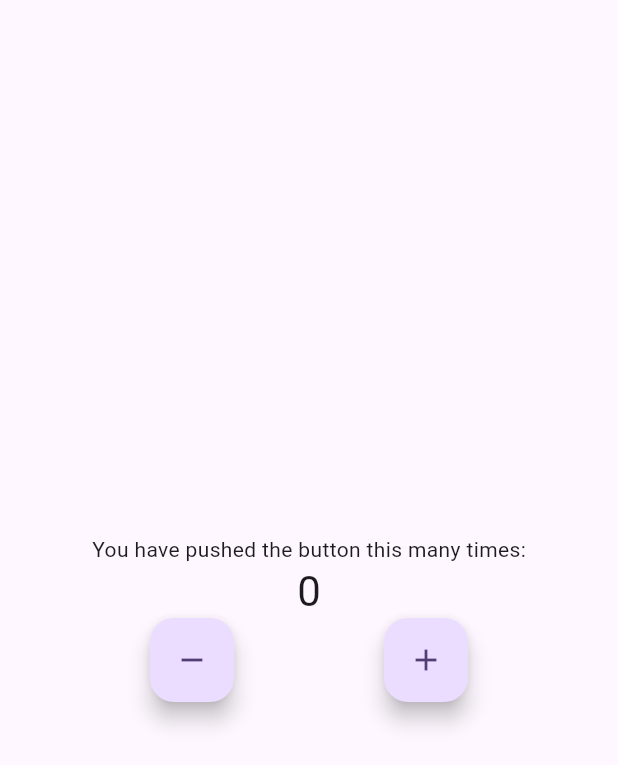
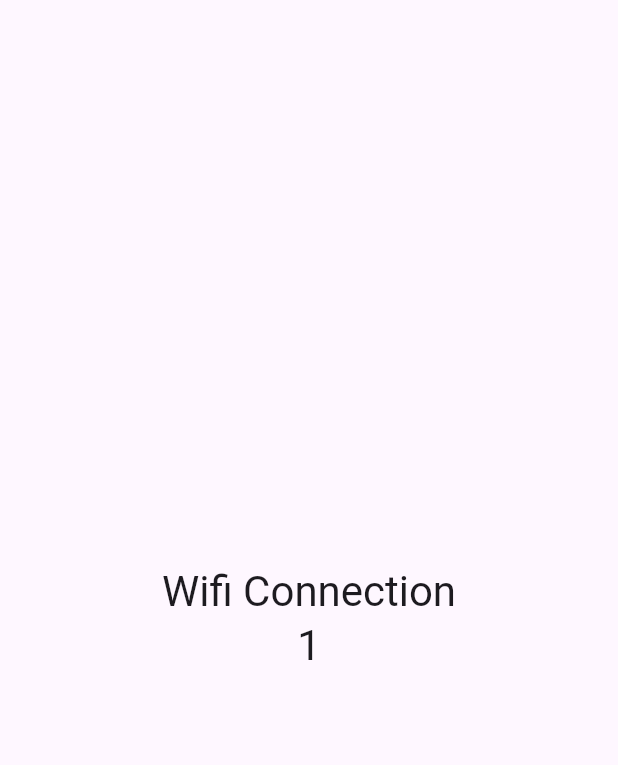
Before and after one commit to progeloper/bloc_tutorial_one, a Flutter app: the screen it shows after launch, on a phone screen of 412 x 824 dp. Shown: the top 765 px of the screen. Run offline on Flutter 3.47's test engine with Material 2 defaults, Android fonts, the phone set to English and light mode, and no system bars; our stand-ins replace bloc, connectivity_plus, equatable, flutter_bloc.

Commit message:
changed the core from a counter to a network checker

```diff
--- /dev/null
+++ b/lib/constants/enums.dart
@@ -0,0 +1,3 @@
+enum ConnectionType{
+  Wifi, Mobile
+}
--- a/lib/logic/cubit/counter_cubit.dart
+++ b/lib/logic/cubit/counter_cubit.dart
@@ -1,13 +1,31 @@
+import 'dart:async';
+
 import 'package:bloc/bloc.dart';
+import 'package:bloc_tutorial_one/constants/enums.dart';
 import 'package:equatable/equatable.dart';
+import 'internet_cubit.dart';
 
 part 'counter_state.dart';
 
 class CounterCubit extends Cubit<CounterState> {
-  CounterCubit()
+  final InternetCubit internetCubit;
+  late StreamSubscription internetCubitSubscription;
+  CounterCubit({required this.internetCubit})
       : super(
           CounterState(counterValue: 0, wasIncremented: false),
-        );
+        ){
+    monitorInternetCubit();
+  }
+
+  StreamSubscription<InternetState> monitorInternetCubit() {
+    return internetCubitSubscription = internetCubit.stream.listen((InternetState state) {
+      if(state is InternetConnected && state.connectionType == ConnectionType.Wifi){
+        increment();
+      } else if(state is InternetConnected && state.connectionType == ConnectionType.Mobile){
+        decrement();
+      }
+    });
+  }
 
   void increment() => emit(
         CounterState(counterValue: state.counterValue + 1, wasIncremented: true),
--- /dev/null
+++ b/lib/logic/cubit/internet_cubit.dart
@@ -0,0 +1,44 @@
+import 'dart:async';
+
+import 'package:bloc/bloc.dart';
+import 'package:bloc_tutorial_one/constants/enums.dart';
+import 'package:meta/meta.dart';
+import 'package:connectivity_plus/connectivity_plus.dart';
+
+part 'internet_state.dart';
+
+class InternetCubit extends Cubit<InternetState> {
+  final Connectivity connectivity;
+  late StreamSubscription connectivityStreamSubscription;
+  InternetCubit({required this.connectivity}) : super(InternetLoading()){
+    monitorConnectivityCubit();
+  }
+
+  StreamSubscription<ConnectivityResult> monitorConnectivityCubit() {
+    return connectivityStreamSubscription = connectivity.onConnectivityChanged.listen((ConnectivityResult result) {
+        if(result == ConnectivityResult.wifi){
+          emitInternetConnectedState(ConnectionType.Wifi);
+        } else if(result == ConnectivityResult.mobile){
+          emitInternetConnectedState(ConnectionType.Mobile);
+        } else{
+          emitInternetDisconnectedState();
+        }
+    });
+  }
+
+
+
+  @override
+  Future<void> close() {
+    connectivityStreamSubscription.cancel();
+    return super.close();
+  }
+
+  void emitInternetConnectedState(ConnectionType connectionType) => emit(
+        InternetConnected(connectionType: connectionType),
+      );
+
+  void emitInternetDisconnectedState() => emit(
+        InternetDisconnected(),
+      );
+}
--- /dev/null
+++ b/lib/logic/cubit/internet_state.dart
@@ -0,0 +1,17 @@
+part of 'internet_cubit.dart';
+
+@immutable
+abstract class InternetState {}
+
+class InternetLoading extends InternetState {}
+
+class InternetDisconnected extends InternetState {
+}
+
+class InternetConnected extends InternetState {
+  final ConnectionType connectionType;
+
+  InternetConnected({
+    required this.connectionType,
+  });
+}
--- a/lib/main.dart
+++ b/lib/main.dart
@@ -1,21 +1,45 @@
+import 'package:bloc_tutorial_one/logic/cubit/internet_cubit.dart';
 import 'package:bloc_tutorial_one/presentation/home_page.dart';
+import 'package:connectivity_plus/connectivity_plus.dart';
 import 'package:flutter/material.dart';
 import 'package:flutter_bloc/flutter_bloc.dart';
 
 import 'logic/cubit/counter_cubit.dart';
 
 void main() {
-  runApp(const MyApp());
+  final connectivity = Connectivity();
+  runApp(MyApp(
+    connectivity: connectivity,
+  ));
 }
 
-class MyApp extends StatelessWidget {
-  const MyApp({super.key});
+class MyApp extends StatefulWidget {
+  final Connectivity connectivity;
+  const MyApp({
+    required this.connectivity,
+    super.key,
+  });
 
+  @override
+  State<MyApp> createState() => _MyAppState();
+}
+
+class _MyAppState extends State<MyApp> {
   // This widget is the root of your application.
+
+
   @override
   Widget build(BuildContext context) {
-    return BlocProvider(
-      create: (context) => CounterCubit(),
+    return MultiBlocProvider(
+      providers: [
+        BlocProvider<InternetCubit>(
+          create: (context) => InternetCubit(connectivity: widget.connectivity),
+        ),
+        BlocProvider<CounterCubit>(
+          create: (context) => CounterCubit(
+              internetCubit: BlocProvider.of<InternetCubit>(context)),
+        ),
+      ],
       child: MaterialApp(
         debugShowCheckedModeBanner: false,
         title: 'BLoC Demo',
@@ -27,4 +51,11 @@ class MyApp extends StatelessWidget {
       ),
     );
   }
+
+  @override
+  void dispose() {
+    BlocProvider.of<InternetCubit>(context).close();
+    BlocProvider.of<CounterCubit>(context).close();
+    super.dispose();
+  }
 }
--- a/lib/presentation/home_page.dart
+++ b/lib/presentation/home_page.dart
@@ -1,3 +1,5 @@
+import 'package:bloc_tutorial_one/constants/enums.dart';
+import 'package:bloc_tutorial_one/logic/cubit/internet_cubit.dart';
 import 'package:flutter/material.dart';
 import 'package:flutter_bloc/flutter_bloc.dart';
 import '../logic/cubit/counter_cubit.dart';
@@ -17,8 +19,27 @@ class _MyHomePageState extends State<MyHomePage> {
         child: Column(
           mainAxisAlignment: MainAxisAlignment.center,
           children: <Widget>[
-            const Text(
-              'You have pushed the button this many times:',
+            BlocBuilder<InternetCubit, InternetState>(
+              builder: (context, state) {
+                if(state is InternetConnected && state.connectionType == ConnectionType.Wifi){
+                  return Text(
+                    'Wifi Connection',
+                    style: Theme.of(context).textTheme.headlineMedium,
+                  );
+                } else if(state is InternetConnected && state.connectionType == ConnectionType.Wifi){
+                  return Text(
+                    'Mobile Connection',
+                    style: Theme.of(context).textTheme.headlineMedium,
+                  );
+                } else if(state is InternetDisconnected){
+                  return Text(
+                    'Disconnected',
+                    style: Theme.of(context).textTheme.headlineMedium,
+                  );
+                }else{
+                  return CircularProgressIndicator();
+                }
+              },
             ),
             BlocConsumer<CounterCubit, CounterState>(
               builder: (context, state) {
@@ -45,26 +66,26 @@ class _MyHomePageState extends State<MyHomePage> {
                 }
               },
             ),
-            Row(
-              mainAxisSize: MainAxisSize.max,
-              mainAxisAlignment: MainAxisAlignment.spaceEvenly,
-              children: [
-                FloatingActionButton(
-                  onPressed: () {
-                    BlocProvider.of<CounterCubit>(context).decrement();
-                  },
-                  tooltip: 'Decrement',
-                  child: const Icon(Icons.remove),
-                ),
-                FloatingActionButton(
-                  onPressed: () {
-                    BlocProvider.of<CounterCubit>(context).increment();
-                  },
-                  tooltip: 'Increment',
-                  child: const Icon(Icons.add),
-                ),
-              ],
-            )
+            // Row(
+            //   mainAxisSize: MainAxisSize.max,
+            //   mainAxisAlignment: MainAxisAlignment.spaceEvenly,
+            //   children: [
+            //     FloatingActionButton(
+            //       onPressed: () {
+            //         BlocProvider.of<CounterCubit>(context).decrement();
+            //       },
+            //       tooltip: 'Decrement',
+            //       child: const Icon(Icons.remove),
+            //     ),
+            //     FloatingActionButton(
+            //       onPressed: () {
+            //         BlocProvider.of<CounterCubit>(context).increment();
+            //       },
+            //       tooltip: 'Increment',
+            //       child: const Icon(Icons.add),
+            //     ),
+            //   ],
+            // ),
           ],
         ),
       ),
```
Also changed, not shown: 1 other file.
